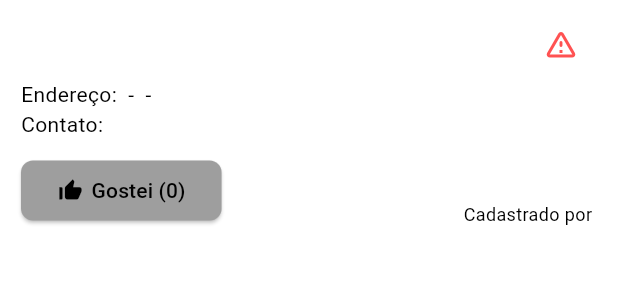
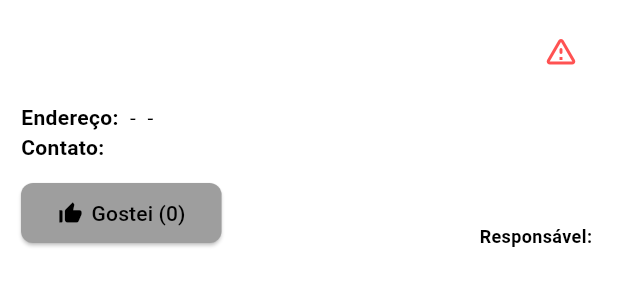
Before and after one commit to joaop-rosa/EcoVitam-Frontend, a Flutter app: the CollectionPointItem widget shown alone on an empty page, opened directly with empty values, on a phone screen of 412 x 824 dp. Shown: the top 300 px of the screen. Run offline on Flutter 3.47's test engine with Material 3 defaults, Android fonts, the phone set to English and light mode, and no system bars; our stand-ins replace flutter_markdown, intl_phone_number_input, jwt_decoder, shared_preferences; accounts and stored records are empty; network calls fail.

Commit message:
last adjusts

```diff
--- a/lib/components/CollectionPointItem.dart
+++ b/lib/components/CollectionPointItem.dart
@@ -47,15 +47,20 @@ class _CollectionPointItemState extends State<CollectionPointItem> {
             borderRadius: BorderRadius.all(Radius.circular(5)),
             color: Colors.white),
         child: Column(crossAxisAlignment: CrossAxisAlignment.start, children: [
+          const SizedBox(height: 5),
           Row(
             crossAxisAlignment: CrossAxisAlignment.center,
             mainAxisAlignment: MainAxisAlignment.spaceBetween,
             children: [
-              Text(
+              Expanded(
+                  child: Text(
                 widget.colletionPoint.pontoColetaNome,
-                style:
-                    const TextStyle(fontSize: 16, fontWeight: FontWeight.bold),
-              ),
+                style: const TextStyle(
+                  fontSize: 16,
+                  fontWeight: FontWeight.bold,
+                ),
+                softWrap: true,
+              )),
               widget.isUserOwn
                   ? IconButton(
                       onPressed: () => widget.presenter
@@ -98,11 +103,28 @@ class _CollectionPointItemState extends State<CollectionPointItem> {
                       ))
             ],
           ),
-          Text(
-              'Endereço: ${widget.colletionPoint.endereco} - ${widget.colletionPoint.cidade} - ${widget.colletionPoint.estado}'),
-          Text('Contato: ${widget.colletionPoint.contato}'),
           const SizedBox(height: 10),
-          Row(
+          Text.rich(
+            TextSpan(children: [
+              const TextSpan(
+                  text: 'Endereço: ',
+                  style: TextStyle(fontWeight: FontWeight.bold)),
+              TextSpan(
+                  text:
+                      '${widget.colletionPoint.endereco} - ${widget.colletionPoint.cidade} - ${widget.colletionPoint.estado}')
+            ]),
+          ),
+          Text.rich(
+            TextSpan(children: [
+              const TextSpan(
+                  text: 'Contato: ',
+                  style: TextStyle(fontWeight: FontWeight.bold)),
+              TextSpan(text: widget.colletionPoint.contato)
+            ]),
+          ),
+          const SizedBox(height: 10),
+          Container(
+              child: Row(
             mainAxisAlignment: MainAxisAlignment.spaceBetween,
             crossAxisAlignment: CrossAxisAlignment.end,
             children: [
@@ -148,13 +170,23 @@ class _CollectionPointItemState extends State<CollectionPointItem> {
                     ],
                   ),
                 ),
-              const Spacer(),
-              Text(
-                'Cadastrado por ${widget.colletionPoint.nomeCompleto}',
-                style: const TextStyle(fontSize: 12),
-              )
+              const SizedBox(
+                width: 10,
+              ),
+              Flexible(
+                  child: Text.rich(
+                TextSpan(children: [
+                  const TextSpan(
+                      text: 'Responsável: ',
+                      style:
+                          TextStyle(fontSize: 12, fontWeight: FontWeight.bold)),
+                  TextSpan(
+                      text: widget.colletionPoint.nomeCompleto,
+                      style: const TextStyle(fontSize: 12))
+                ]),
+              ))
             ],
-          )
+          ))
         ]));
   }
 }
--- a/lib/pages/home_page.dart
+++ b/lib/pages/home_page.dart
@@ -198,6 +198,8 @@ class _HomePageState extends State<HomePage> implements HomeView {
                                   : const ButtonStyle(),
                               child: const Text(
                                 'Pontos de coleta',
+                                textAlign: TextAlign.center,
+                                softWrap: true,
                                 style: TextStyle(
                                     color: Color.fromRGBO(7, 7, 7, 1),
                                     fontWeight: FontWeight.bold,
--- a/lib/pages/user_page.dart
+++ b/lib/pages/user_page.dart
@@ -209,6 +209,7 @@ class _UserPageState extends State<UserPage> implements UserView {
                               : const ButtonStyle(),
                           child: const Text(
                             'Pontos de coleta',
+                            textAlign: TextAlign.center,
                             style: TextStyle(
                                 color: Color.fromRGBO(7, 7, 7, 1),
                                 fontWeight: FontWeight.bold,
--- a/pubspec.yaml
+++ b/pubspec.yaml
@@ -41,6 +41,7 @@ dependencies:
   shared_preferences: ^2.3.2
   intl_phone_number_input: ^0.7.4
   flutter_markdown: ^0.7.4+1
+  flutter_launcher_icons: ^0.14.1
 
 dev_dependencies:
   flutter_test:
```
Also changed, not shown: flutter_launcher_icons.yaml (added, +32 -0 lines), lib/components/EventItem.dart (+28 -5 lines), lib/presenter/AuthPresenter.dart (+0 -12 lines), assets/images/logo-icon.png (added), pubspec.lock, 44 other files.
